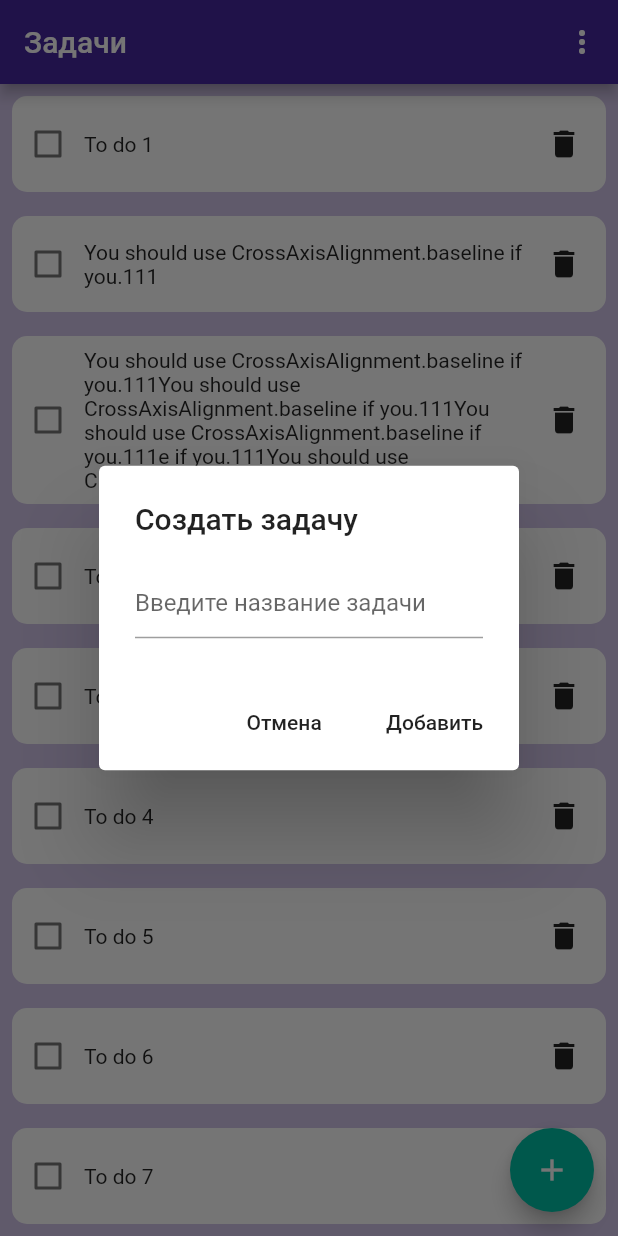
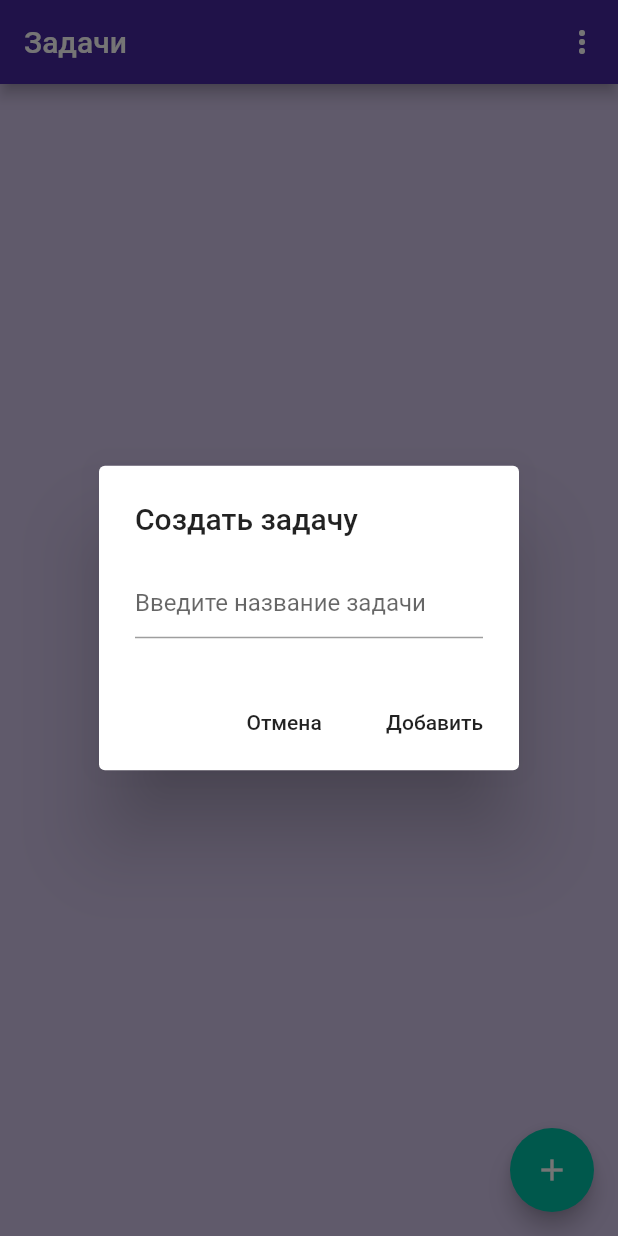
Before and after one commit to ViktorJasch/FlutterToDoApp, a Flutter app: the screen it shows after launch, after a tap on the "add" icon, on a phone screen of 412 x 824 dp. Run offline on Flutter 3.47's test engine with Material 2 defaults, Android fonts, the phone set to English and light mode, and no system bars.

```diff
--- a/lib/screens/list_of_tasks_screen.dart
+++ b/lib/screens/list_of_tasks_screen.dart
@@ -1,4 +1,5 @@
 import 'package:flutter/material.dart';
+import 'package:flutter/services.dart';
 import 'detail_screen.dart';
 import 'package:todoapp/model/task.dart';
 
@@ -14,25 +15,18 @@ class MyHomePage extends StatefulWidget {
 class _MyHomePageState extends State<MyHomePage> {
 
   List<Task> taskList = <Task>[
-    Task(title: 'To do 1', isDone: false),
-    Task(
-        title: 'You should use CrossAxisAlignment.baseline if you.111',
-        isDone: false),
-    Task(
-        title:
-            'You should use CrossAxisAlignment.baseline if you.111You should use CrossAxisAlignment.baseline if you.111You should use CrossAxisAlignment.baseline if you.111e if you.111You should use CrossAxisAlignment.baseline if you.111',
-        isDone: false),
-    Task(title: 'To do 2', isDone: false),
-    Task(title: 'To do 3', isDone: false),
-    Task(title: 'To do 4', isDone: false),
-    Task(title: 'To do 5', isDone: false),
-    Task(title: 'To do 6', isDone: false),
-    Task(title: 'To do 7', isDone: false),
-    Task(title: 'To do 8', isDone: false),
   ];
 
   bool checkBoxValue = false;
+  bool validate = false;
+  final formKey = GlobalKey<FormState>();
   final _textEditingController = TextEditingController();
+
+  @override
+  void dispose() {
+    _textEditingController.dispose();
+    super.dispose();
+  }
 
   void selectedItem(String value) {
     switch (value) {
@@ -50,44 +44,65 @@ class _MyHomePageState extends State<MyHomePage> {
        taskList.removeAt(index);
      });
      print('Delete');
+     print(taskList);
    }
 
   void addItem(String title) {
     setState(() {
       taskList.add(Task(title: title, isDone: false));
       _textEditingController.text = '';
+      print(taskList);
     });
   }
 
-   displayDialog(BuildContext context) async {
+    displayDialog(BuildContext context) {
     return showDialog(
         context: context,
         builder: (context) {
+          return buildAlertDialog(context);
+        }
+    );
+  }
+
+  Widget buildAlertDialog(BuildContext context) {
     return AlertDialog(
       title: Text('Создать задачу'),
-          content: TextField(
+      content: Form(
+        key: formKey,
+        child: TextFormField(
+          maxLines: null,
+          controller: _textEditingController,
+          validator: (value) {
+            if (value.isEmpty) {
+              return 'Введите текст';
+            } else if (value.length > 50) {
+              return 'Максимальное число символов - 50';
+            }
+            return null;
+          },
           decoration: InputDecoration(
-              hintText: 'Введите название задачи',
+            hintText: "Введите название задачи"
           ),
-            controller: _textEditingController,
+        ),
       ),
       actions: <Widget>[
         FlatButton(
           child: Text('Отмена'),
           onPressed: () {
+            _textEditingController.text = '';
             Navigator.of(context).pop();
           },
         ),
         FlatButton(
           child: Text('Добавить'),
           onPressed: () {
+            if (formKey.currentState.validate()) {
               addItem(_textEditingController.text);
               Navigator.of(context).pop();
+            }
           },
         )
       ],
-        );
-    }
     );
   }
 
@@ -121,6 +136,12 @@ class _MyHomePageState extends State<MyHomePage> {
         body: ListView.builder(
           itemCount: taskList.length,
           itemBuilder: (BuildContext context, int index) {
+            return buildListViewItem(context, index);
+          },
+        ));
+  }
+
+  Widget buildListViewItem(BuildContext context, int index) {
     return InkWell(
       onTap: () {
         print('Tap!');
@@ -171,7 +192,5 @@ class _MyHomePageState extends State<MyHomePage> {
         ),
       ),
     );
-          },
-        ));
   }
 }
```
Lines whose indentation alone changed are shown as unchanged.
